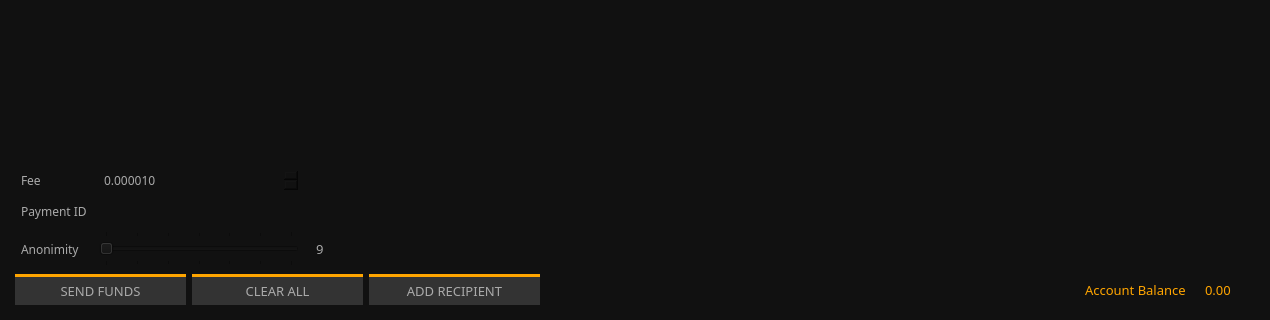
Qt form src/gui/ui/sendframe.ui (Pennykoin/PKGui) before a commit; both pictures show x 0 to 1270 and y 380 to 700 of the 1270 by 700 pixel window.
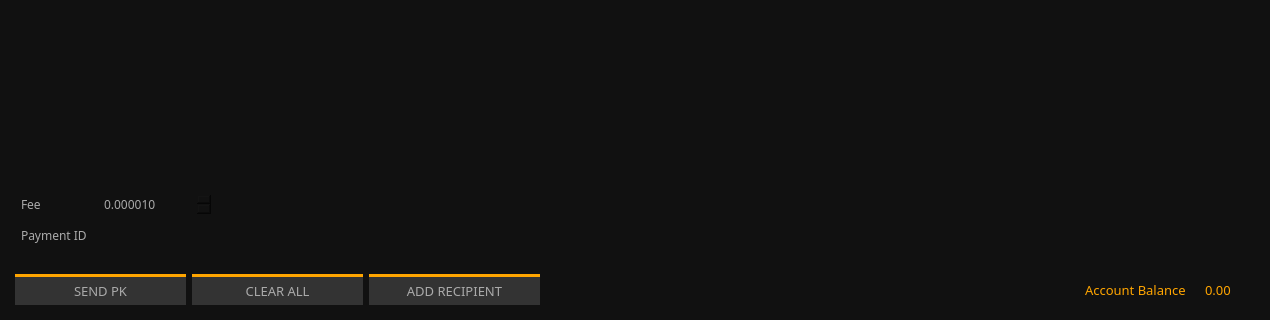
The same form after that commit.

What changed in the file:
```diff
--- a/src/gui/ui/sendframe.ui
+++ b/src/gui/ui/sendframe.ui
@@ -126,7 +126,7 @@
         <x>0</x>
         <y>0</y>
         <width>1240</width>
-        <height>457</height>
+        <height>485</height>
        </rect>
       </property>
       <layout class="QVBoxLayout" name="m_send_frame_layout">
@@ -164,23 +164,7 @@
      <property name="topMargin">
       <number>5</number>
      </property>
-     <item row="2" column="0">
-      <widget class="QLabel" name="label_2">
-       <property name="font">
-        <font>
-         <family>Poppins</family>
-         <pointsize>9</pointsize>
-        </font>
-       </property>
-       <property name="styleSheet">
-        <string notr="true">padding: 3px;</string>
-       </property>
-       <property name="text">
-        <string>Anonimity</string>
-       </property>
-      </widget>
-     </item>
-     <item row="1" column="1" colspan="3">
+     <item row="1" column="1" colspan="2">
       <widget class="QLineEdit" name="m_paymentIdEdit">
        <property name="minimumSize">
         <size>
@@ -188,6 +172,178 @@
          <height>25</height>
         </size>
        </property>
+       <property name="palette">
+        <palette>
+         <active>
+          <colorrole role="WindowText">
+           <brush brushstyle="SolidPattern">
+            <color alpha="255">
+             <red>170</red>
+             <green>170</green>
+             <blue>170</blue>
+            </color>
+           </brush>
+          </colorrole>
+          <colorrole role="Button">
+           <brush brushstyle="SolidPattern">
+            <color alpha="255">
+             <red>17</red>
+             <green>17</green>
+             <blue>17</blue>
+            </color>
+           </brush>
+          </colorrole>
+          <colorrole role="Text">
+           <brush brushstyle="SolidPattern">
+            <color alpha="255">
+             <red>170</red>
+             <green>170</green>
+             <blue>170</blue>
+            </color>
+           </brush>
+          </colorrole>
+          <colorrole role="ButtonText">
+           <brush brushstyle="SolidPattern">
+            <color alpha="255">
+             <red>170</red>
+             <green>170</green>
+             <blue>170</blue>
+            </color>
+           </brush>
+          </colorrole>
+          <colorrole role="Base">
+           <brush brushstyle="SolidPattern">
+            <color alpha="255">
+             <red>17</red>
+             <green>17</green>
+             <blue>17</blue>
+            </color>
+           </brush>
+          </colorrole>
+          <colorrole role="Window">
+           <brush brushstyle="SolidPattern">
+            <color alpha="255">
+             <red>17</red>
+             <green>17</green>
+             <blue>17</blue>
+            </color>
+           </brush>
+          </colorrole>
+         </active>
+         <inactive>
+          <colorrole role="WindowText">
+           <brush brushstyle="SolidPattern">
+            <color alpha="255">
+             <red>170</red>
+             <green>170</green>
+             <blue>170</blue>
+            </color>
+           </brush>
+          </colorrole>
+          <colorrole role="Button">
+           <brush brushstyle="SolidPattern">
+            <color alpha="255">
+             <red>17</red>
+             <green>17</green>
+             <blue>17</blue>
+            </color>
+           </brush>
+          </colorrole>
+          <colorrole role="Text">
+           <brush brushstyle="SolidPattern">
+            <color alpha="255">
+             <red>170</red>
+             <green>170</green>
+             <blue>170</blue>
+            </color>
+           </brush>
+          </colorrole>
+          <colorrole role="ButtonText">
+           <brush brushstyle="SolidPattern">
+            <color alpha="255">
+             <red>170</red>
+             <green>170</green>
+             <blue>170</blue>
+            </color>
+           </brush>
+          </colorrole>
+          <colorrole role="Base">
+           <brush brushstyle="SolidPattern">
+            <color alpha="255">
+             <red>17</red>
+             <green>17</green>
+             <blue>17</blue>
+            </color>
+           </brush>
+          </colorrole>
+          <colorrole role="Window">
+           <brush brushstyle="SolidPattern">
+            <color alpha="255">
+             <red>17</red>
+             <green>17</green>
+             <blue>17</blue>
+            </color>
+           </brush>
+          </colorrole>
+         </inactive>
+         <disabled>
+          <colorrole role="WindowText">
+           <brush brushstyle="SolidPattern">
+            <color alpha="255">
+             <red>170</red>
+             <green>170</green>
+             <blue>170</blue>
+            </color>
+           </brush>
+          </colorrole>
+          <colorrole role="Button">
+           <brush brushstyle="SolidPattern">
+            <color alpha="255">
+             <red>17</red>
+             <green>17</green>
+             <blue>17</blue>
+            </color>
+           </brush>
+          </colorrole>
+          <colorrole role="Text">
+           <brush brushstyle="SolidPattern">
+            <color alpha="255">
+             <red>170</red>
+             <green>170</green>
+             <blue>170</blue>
+            </color>
+           </brush>
+          </colorrole>
+          <colorrole role="ButtonText">
+           <brush brushstyle="SolidPattern">
+            <color alpha="255">
+             <red>170</red>
+             <green>170</green>
+             <blue>170</blue>
+            </color>
+           </brush>
+          </colorrole>
+          <colorrole role="Base">
+           <brush brushstyle="SolidPattern">
+            <color alpha="255">
+             <red>17</red>
+             <green>17</green>
+             <blue>17</blue>
+            </color>
+           </brush>
+          </colorrole>
+          <colorrole role="Window">
+           <brush brushstyle="SolidPattern">
+            <color alpha="255">
+             <red>17</red>
+             <green>17</green>
+             <blue>17</blue>
+            </color>
+           </brush>
+          </colorrole>
+         </disabled>
+        </palette>
+       </property>
        <property name="font">
         <font>
          <family>Poppins</family>
@@ -215,7 +371,7 @@
        </property>
       </widget>
      </item>
-     <item row="2" column="3">
+     <item row="2" column="2">
       <spacer name="horizontalSpacer">
        <property name="orientation">
         <enum>Qt::Horizontal</enum>
@@ -231,92 +387,6 @@
        </property>
       </spacer>
      </item>
-     <item row="2" column="1">
-      <widget class="QSlider" name="m_mixinSlider">
-       <property name="minimumSize">
-        <size>
-         <width>0</width>
-         <height>35</height>
-        </size>
-       </property>
-       <property name="maximumSize">
-        <size>
-         <width>200</width>
-         <height>16777215</height>
-        </size>
-       </property>
-       <property name="font">
-        <font>
-         <family>Poppins</family>
-         <pointsize>9</pointsize>
-        </font>
-       </property>
-       <property name="styleSheet">
-        <string notr="true">padding: 3px; border: 0px; color: #ddd;</string>
-       </property>
-       <property name="minimum">
-        <number>9</number>
-       </property>
-       <property name="maximum">
-        <number>15</number>
-       </property>
-       <property name="pageStep">
-        <number>1</number>
-       </property>
-       <property name="value">
-        <number>9</number>
-       </property>
-       <property name="tracking">
-        <bool>false</bool>
-       </property>
-       <property name="orientation">
-        <enum>Qt::Horizontal</enum>
-       </property>
-       <property name="tickPosition">
-        <enum>QSlider::TicksBothSides</enum>
-       </property>
-       <property name="tickInterval">
-        <number>1</number>
-       </property>
-      </widget>
-     </item>
-     <item row="2" column="2">
-      <widget class="QLineEdit" name="m_mixinEdit">
-       <property name="minimumSize">
-        <size>
-         <width>0</width>
-         <height>38</height>
-        </size>
-       </property>
-       <property name="maximumSize">
-        <size>
-         <width>30</width>
-         <height>16777215</height>
-        </size>
-       </property>
-       <property name="font">
-        <font>
-         <family>Poppins</family>
-         <pointsize>10</pointsize>
-        </font>
-       </property>
-       <property name="styleSheet">
-        <string notr="true">padding: 3px; border: 0px;</string>
-       </property>
-       <property name="text">
-        <string notr="true">9</string>
-       </property>
-       <property name="maxLength">
-        <number>5</number>
-       </property>
-       <property name="alignment">
-        <set>Qt::AlignCenter</set>
-       </property>
-       <property name="readOnly">
-        <bool>true</bool>
-       </property>
-      </widget>
-     </item>
      <item row="0" column="0">
       <widget class="QLabel" name="label">
        <property name="font">
@@ -397,7 +467,7 @@
         <string notr="true">color: #aaa; background-color: #333; border-top: 3px solid orange;</string>
        </property>
        <property name="text">
-        <string>SEND FUNDS</string>
+        <string>SEND PK</string>
        </property>
       </widget>
      </item>
```
Left out of the diff: 19 changed lines with no effect on the pictures.
